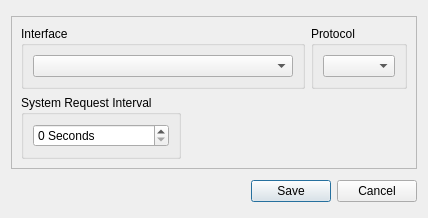
Qt form src/settingsdialog.ui (marcusbirkin/OTPView) before a commit.
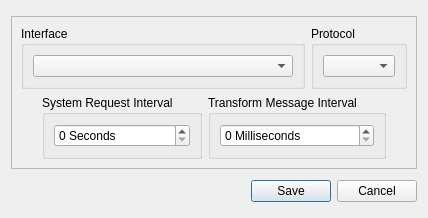
The same form after that commit.

Commit message: User definable transform message transmission rate

The edit to the form file:
```diff
--- a/src/settingsdialog.ui
+++ b/src/settingsdialog.ui
@@ -103,7 +103,20 @@
       </item>
       <item>
        <layout class="QGridLayout" name="gridLayout">
-        <item row="1" column="0">
+        <item row="1" column="3">
+         <spacer name="horizontalSpacer">
+          <property name="orientation">
+           <enum>Qt::Horizontal</enum>
+          </property>
+          <property name="sizeHint" stdset="0">
+           <size>
+            <width>40</width>
+            <height>20</height>
+           </size>
+          </property>
+         </spacer>
+        </item>
+        <item row="1" column="1">
          <widget class="QGroupBox" name="gbSystemUpdate">
           <property name="sizePolicy">
            <sizepolicy hsizetype="Preferred" vsizetype="Fixed">
@@ -128,8 +141,27 @@
           </layout>
          </widget>
         </item>
-        <item row="1" column="1">
-         <spacer name="horizontalSpacer">
+        <item row="1" column="2">
+         <widget class="QGroupBox" name="gbTransformTXRate">
+          <property name="title">
+           <string>Transform Message Interval</string>
+          </property>
+          <layout class="QVBoxLayout" name="verticalLayout_2">
+           <item>
+            <widget class="QSpinBox" name="sbTransformTXRate">
+             <property name="suffix">
+              <string> Milliseconds</string>
+             </property>
+             <property name="maximum">
+              <number>60</number>
+             </property>
+            </widget>
+           </item>
+          </layout>
+         </widget>
+        </item>
+        <item row="1" column="0">
+         <spacer name="horizontalSpacer_2">
           <property name="orientation">
            <enum>Qt::Horizontal</enum>
           </property>
```
The commit also changes 6 other files.
